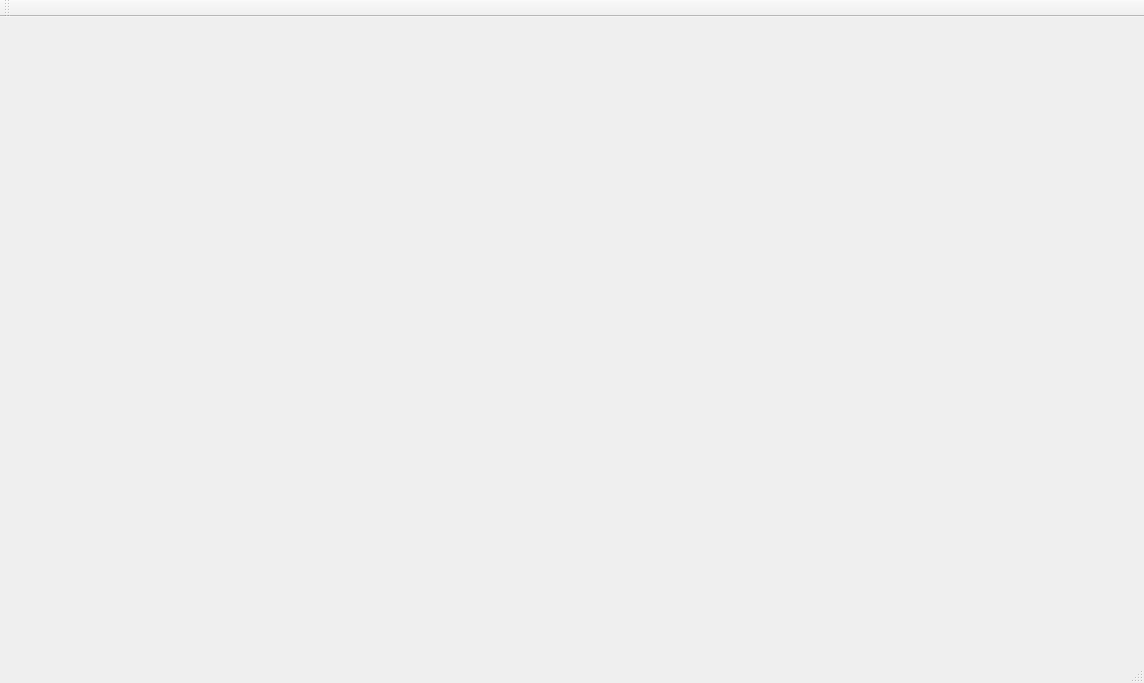
Qt form mainwindow.ui (justynak/dbar_barman) before a commit.
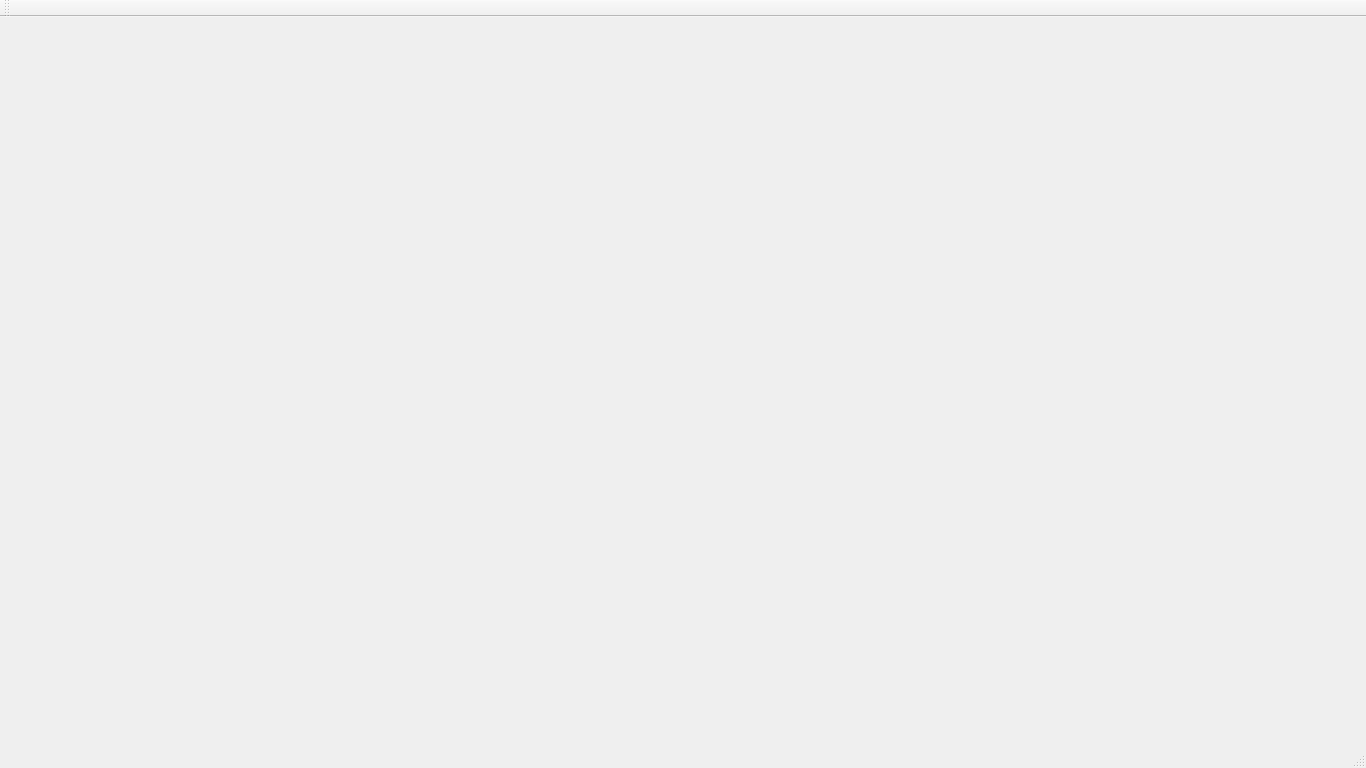
The same form after that commit.

```diff
--- a/mainwindow.ui
+++ b/mainwindow.ui
@@ -6,8 +6,8 @@
    <rect>
     <x>0</x>
     <y>0</y>
-    <width>1144</width>
-    <height>683</height>
+    <width>1366</width>
+    <height>768</height>
    </rect>
   </property>
   <property name="windowTitle">
```
Left out of the diff: 2 changed lines with no effect on the pictures.
